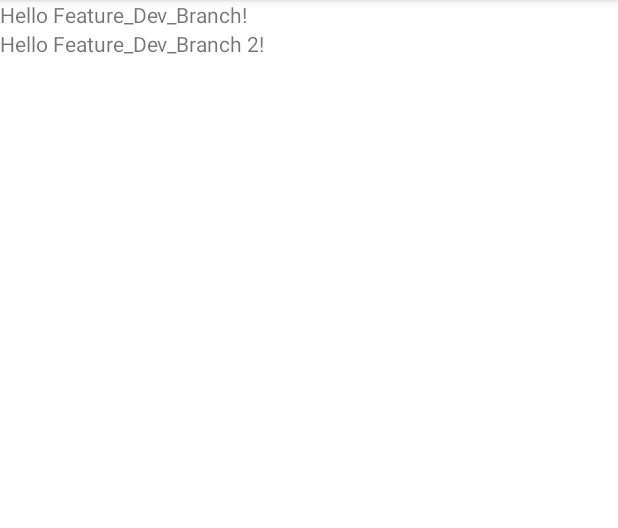
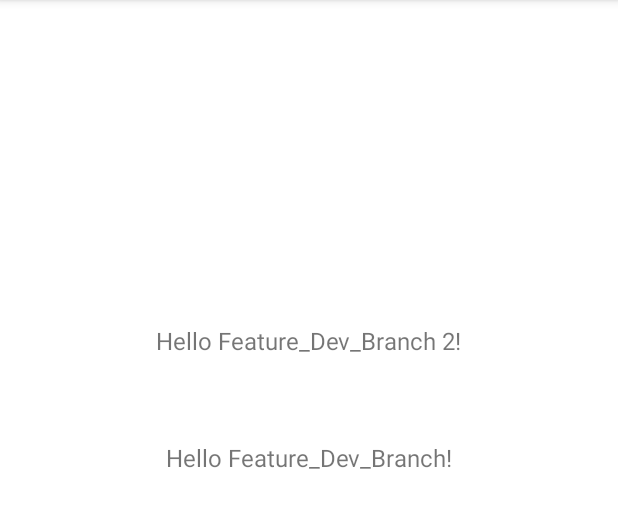
Before and after one commit to CarlaSAlves/GitProject, an Android app: the screen it shows after launch (MainActivity), on a phone screen of 412 x 824 dp, the part 84-612 px from its top. Run offline under Robolectric (Android 15) with nearby library versions, the phone set to English and light mode, and no system bars.

Commit message:
crate a constraint Layout

```diff
--- a/app/src/main/res/layout/activity_main.xml
+++ b/app/src/main/res/layout/activity_main.xml
@@ -1,5 +1,5 @@
 <?xml version="1.0" encoding="utf-8"?>
-<LinearLayout xmlns:android="http://schemas.android.com/apk/res/android"
+<androidx.constraintlayout.widget.ConstraintLayout xmlns:android="http://schemas.android.com/apk/res/android"
     xmlns:app="http://schemas.android.com/apk/res-auto"
     xmlns:tools="http://schemas.android.com/tools"
     android:layout_width="match_parent"
@@ -8,16 +8,27 @@
     android:orientation="vertical">
 
     <TextView
+        android:id="@+id/textView"
         android:layout_width="wrap_content"
         android:layout_height="wrap_content"
-        android:text="Hello Feature_Dev_Branch!" />
+        android:layout_marginTop="216dp"
+        android:text="Hello Feature_Dev_Branch 2!"
+        android:textAlignment="viewStart"
+        android:textSize="16sp"
+        app:layout_constraintEnd_toEndOf="parent"
+        app:layout_constraintHorizontal_bias="0.497"
+        app:layout_constraintStart_toStartOf="parent"
+        app:layout_constraintTop_toTopOf="parent" />
 
     <TextView
         android:layout_width="wrap_content"
         android:layout_height="wrap_content"
-        android:text="Hello Feature_Dev_Branch 2!" />
+        android:layout_marginTop="56dp"
+        android:text="Hello Feature_Dev_Branch!"
+        android:textSize="16sp"
+        app:layout_constraintEnd_toEndOf="parent"
+        app:layout_constraintStart_toStartOf="parent"
+        app:layout_constraintTop_toBottomOf="@+id/textView" />
 
 
-
-
-</LinearLayout>
+</androidx.constraintlayout.widget.ConstraintLayout>
```
